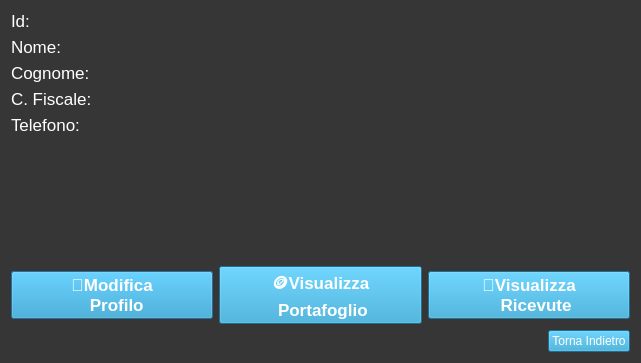
Qt form Viste/Cliente/GUI/profilo.ui (GiulianiM/Noleggio) before a commit.
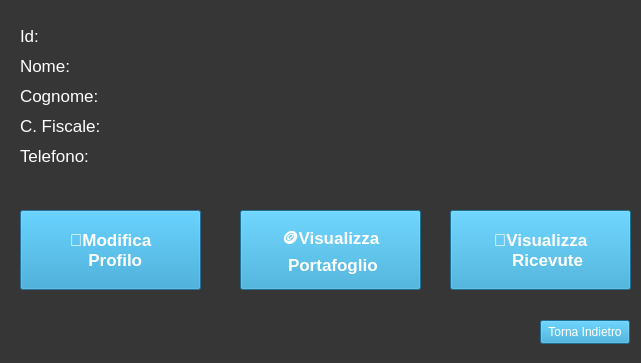
The same form after that commit. Icons and pictures are not drawn.

What changed in the file:
```diff
--- a/Viste/Cliente/GUI/profilo.ui
+++ b/Viste/Cliente/GUI/profilo.ui
@@ -21,295 +21,323 @@
   <property name="styleSheet">
    <string notr="true">background-color: rgb(54, 54, 54);</string>
   </property>
-  <layout class="QGridLayout" name="gridLayout">
-   <item row="0" column="0">
-    <layout class="QVBoxLayout" name="verticalLayout_5">
-     <item>
-      <layout class="QVBoxLayout" name="verticalLayout_3">
-       <item>
-        <layout class="QHBoxLayout" name="horizontalLayout">
-         <item>
-          <layout class="QVBoxLayout" name="verticalLayout">
-           <item>
-            <widget class="QLabel" name="id_label">
-             <property name="font">
-              <font>
-               <pointsize>13</pointsize>
-              </font>
-             </property>
-             <property name="styleSheet">
-              <string notr="true">font-size:14; color:white</string>
-             </property>
-             <property name="text">
-              <string>Id:</string>
-             </property>
-            </widget>
-           </item>
-           <item>
-            <widget class="QLabel" name="label_nome">
-             <property name="font">
-              <font>
-               <pointsize>13</pointsize>
-              </font>
-             </property>
-             <property name="styleSheet">
-              <string notr="true">font-size:14; color:white</string>
-             </property>
-             <property name="text">
-              <string>Nome:</string>
-             </property>
-            </widget>
-           </item>
-           <item>
-            <widget class="QLabel" name="label_cognome">
-             <property name="font">
-              <font>
-               <pointsize>13</pointsize>
-              </font>
-             </property>
-             <property name="styleSheet">
-              <string notr="true">font-size:14; color:white</string>
-             </property>
-             <property name="text">
-              <string>Cognome:</string>
-             </property>
-            </widget>
-           </item>
-           <item>
-            <widget class="QLabel" name="label_cf">
-             <property name="font">
-              <font>
-               <pointsize>13</pointsize>
-              </font>
-             </property>
-             <property name="styleSheet">
-              <string notr="true">font-size:14; color:white</string>
-             </property>
-             <property name="text">
-              <string>C. Fiscale:</string>
-             </property>
-            </widget>
-           </item>
-           <item>
-            <widget class="QLabel" name="label_telefono">
-             <property name="font">
-              <font>
-               <pointsize>13</pointsize>
-              </font>
-             </property>
-             <property name="styleSheet">
-              <string notr="true">font-size:14; color:white</string>
-             </property>
-             <property name="text">
-              <string>Telefono:</string>
-             </property>
-            </widget>
-           </item>
-          </layout>
-         </item>
-         <item>
-          <layout class="QVBoxLayout" name="verticalLayout_2">
-           <item>
-            <widget class="QLabel" name="id_label_to_edit">
-             <property name="font">
-              <font>
-               <pointsize>13</pointsize>
-              </font>
-             </property>
-             <property name="styleSheet">
-              <string notr="true">color: rgb(255, 255, 255);</string>
-             </property>
-             <property name="text">
-              <string/>
-             </property>
-             <property name="textInteractionFlags">
-              <set>Qt::LinksAccessibleByMouse|Qt::TextSelectableByMouse</set>
-             </property>
-            </widget>
-           </item>
-           <item>
-            <widget class="QLabel" name="nome_label_to_edit">
-             <property name="font">
-              <font>
-               <pointsize>13</pointsize>
-              </font>
-             </property>
-             <property name="styleSheet">
-              <string notr="true">color: rgb(255, 255, 255);</string>
-             </property>
-             <property name="text">
-              <string/>
-             </property>
-             <property name="textInteractionFlags">
-              <set>Qt::LinksAccessibleByMouse|Qt::TextSelectableByMouse</set>
-             </property>
-            </widget>
-           </item>
-           <item>
-            <widget class="QLabel" name="cognome_label_to_edit">
-             <property name="font">
-              <font>
-               <pointsize>13</pointsize>
-              </font>
-             </property>
-             <property name="styleSheet">
-              <string notr="true">color: rgb(255, 255, 255);</string>
-             </property>
-             <property name="text">
-              <string/>
-             </property>
-             <property name="textInteractionFlags">
-              <set>Qt::LinksAccessibleByMouse|Qt::TextSelectableByMouse</set>
-             </property>
-            </widget>
-           </item>
-           <item>
-            <widget class="QLabel" name="cf_label_to_edit">
-             <property name="font">
-              <font>
-               <pointsize>13</pointsize>
-              </font>
-             </property>
-             <property name="styleSheet">
-              <string notr="true">color: rgb(255, 255, 255);</string>
-             </property>
-             <property name="text">
-              <string/>
-             </property>
-             <property name="textInteractionFlags">
-              <set>Qt::LinksAccessibleByMouse|Qt::TextSelectableByMouse</set>
-             </property>
-            </widget>
-           </item>
-           <item>
-            <widget class="QLabel" name="telefono_label_to_edit">
-             <property name="font">
-              <font>
-               <pointsize>13</pointsize>
-              </font>
-             </property>
-             <property name="styleSheet">
-              <string notr="true">color: rgb(255, 255, 255);</string>
-             </property>
-             <property name="text">
-              <string/>
-             </property>
-             <property name="textInteractionFlags">
-              <set>Qt::LinksAccessibleByMouse|Qt::TextSelectableByMouse</set>
-             </property>
-            </widget>
-           </item>
-          </layout>
-         </item>
-        </layout>
-       </item>
-       <item>
-        <spacer name="verticalSpacer">
-         <property name="orientation">
-          <enum>Qt::Vertical</enum>
-         </property>
-         <property name="sizeHint" stdset="0">
-          <size>
-           <width>20</width>
-           <height>40</height>
-          </size>
-         </property>
-        </spacer>
-       </item>
-       <item>
-        <layout class="QHBoxLayout" name="horizontalLayout_2">
-         <item>
-          <widget class="QPushButton" name="bottone_modifica">
-           <property name="font">
-            <font>
-             <pointsize>13</pointsize>
-             <bold>true</bold>
-            </font>
-           </property>
-           <property name="acceptDrops">
-            <bool>false</bool>
-           </property>
-           <property name="styleSheet">
-            <string notr="true">font-size:20; color:white;background-color:rgb(38, 157, 206)
+  <widget class="QPushButton" name="bottone_modifica">
+   <property name="geometry">
+    <rect>
+     <x>20</x>
+     <y>210</y>
+     <width>181</width>
+     <height>80</height>
+    </rect>
+   </property>
+   <property name="font">
+    <font>
+     <pointsize>13</pointsize>
+     <bold>true</bold>
+    </font>
+   </property>
+   <property name="acceptDrops">
+    <bool>false</bool>
+   </property>
+   <property name="styleSheet">
+    <string notr="true">font-size:20; color:white;background-color:rgb(38, 157, 206)
 </string>
-           </property>
-           <property name="text">
-            <string>🔧Modifica
+   </property>
+   <property name="text">
+    <string>🔧Modifica
   Profilo</string>
-           </property>
-          </widget>
-         </item>
-         <item>
-          <widget class="QPushButton" name="bottone_visualizza_portafoglio">
-           <property name="font">
-            <font>
-             <pointsize>13</pointsize>
-             <bold>true</bold>
-            </font>
-           </property>
-           <property name="styleSheet">
-            <string notr="true">font-size:20; color:white;background-color:rgb(38, 157, 206)
+   </property>
+  </widget>
+  <widget class="QPushButton" name="bottone_visualizza_portafoglio">
+   <property name="geometry">
+    <rect>
+     <x>240</x>
+     <y>210</y>
+     <width>181</width>
+     <height>80</height>
+    </rect>
+   </property>
+   <property name="font">
+    <font>
+     <pointsize>13</pointsize>
+     <bold>true</bold>
+    </font>
+   </property>
+   <property name="styleSheet">
+    <string notr="true">font-size:20; color:white;background-color:rgb(38, 157, 206)
 </string>
-           </property>
-           <property name="text">
-            <string>🪙Visualizza
+   </property>
+   <property name="text">
+    <string>🪙Visualizza
  Portafoglio</string>
-           </property>
-          </widget>
-         </item>
-         <item>
-          <widget class="QPushButton" name="bottone_visualizza_ricevute">
-           <property name="font">
-            <font>
-             <pointsize>13</pointsize>
-             <bold>true</bold>
-            </font>
-           </property>
-           <property name="styleSheet">
-            <string notr="true">font-size:20; color:white;background-color:rgb(38, 157, 206)
+   </property>
+  </widget>
+  <widget class="QPushButton" name="bottone_visualizza_ricevute">
+   <property name="geometry">
+    <rect>
+     <x>450</x>
+     <y>210</y>
+     <width>181</width>
+     <height>80</height>
+    </rect>
+   </property>
+   <property name="font">
+    <font>
+     <pointsize>13</pointsize>
+     <bold>true</bold>
+    </font>
+   </property>
+   <property name="styleSheet">
+    <string notr="true">font-size:20; color:white;background-color:rgb(38, 157, 206)
 </string>
-           </property>
-           <property name="text">
-            <string>🧾Visualizza
+   </property>
+   <property name="text">
+    <string>🧾Visualizza
    Ricevute</string>
-           </property>
-          </widget>
-         </item>
-        </layout>
-       </item>
-      </layout>
-     </item>
-     <item>
-      <layout class="QHBoxLayout" name="horizontalLayout_3">
-       <item>
-        <spacer name="horizontalSpacer">
-         <property name="orientation">
-          <enum>Qt::Horizontal</enum>
-         </property>
-         <property name="sizeHint" stdset="0">
-          <size>
-           <width>40</width>
-           <height>20</height>
-          </size>
-         </property>
-        </spacer>
-       </item>
-       <item>
-        <widget class="QPushButton" name="back_button">
-         <property name="styleSheet">
-          <string notr="true">font-size:20; color:white;background-color:rgb(38, 157, 206)
+   </property>
+  </widget>
+  <widget class="QPushButton" name="back_button">
+   <property name="geometry">
+    <rect>
+     <x>540</x>
+     <y>320</y>
+     <width>90</width>
+     <height>24</height>
+    </rect>
+   </property>
+   <property name="styleSheet">
+    <string notr="true">font-size:20; color:white;background-color:rgb(38, 157, 206)
 </string>
-         </property>
-         <property name="text">
-          <string>Torna Indietro</string>
-         </property>
-        </widget>
-       </item>
-      </layout>
-     </item>
-    </layout>
-   </item>
-  </layout>
+   </property>
+   <property name="text">
+    <string>Torna Indietro</string>
+   </property>
+  </widget>
+  <widget class="QLabel" name="telefono_label_to_edit">
+   <property name="geometry">
+    <rect>
+     <x>150</x>
+     <y>140</y>
+     <width>300</width>
+     <height>31</height>
+    </rect>
+   </property>
+   <property name="font">
+    <font>
+     <pointsize>13</pointsize>
+    </font>
+   </property>
+   <property name="styleSheet">
+    <string notr="true">color: rgb(255, 255, 255);</string>
+   </property>
+   <property name="text">
+    <string/>
+   </property>
+   <property name="textInteractionFlags">
+    <set>Qt::LinksAccessibleByMouse|Qt::TextSelectableByMouse</set>
+   </property>
+  </widget>
+  <widget class="QLabel" name="id_label">
+   <property name="geometry">
+    <rect>
+     <x>20</x>
+     <y>20</y>
+     <width>41</width>
+     <height>31</height>
+    </rect>
+   </property>
+   <property name="font">
+    <font>
+     <pointsize>13</pointsize>
+    </font>
+   </property>
+   <property name="styleSheet">
+    <string notr="true">font-size:14; color:white</string>
+   </property>
+   <property name="text">
+    <string>Id:</string>
+   </property>
+  </widget>
+  <widget class="QLabel" name="cf_label_to_edit">
+   <property name="geometry">
+    <rect>
+     <x>150</x>
+     <y>110</y>
+     <width>300</width>
+     <height>31</height>
+    </rect>
+   </property>
+   <property name="font">
+    <font>
+     <pointsize>13</pointsize>
+    </font>
+   </property>
+   <property name="styleSheet">
+    <string notr="true">color: rgb(255, 255, 255);</string>
+   </property>
+   <property name="text">
+    <string/>
+   </property>
+   <property name="textInteractionFlags">
+    <set>Qt::LinksAccessibleByMouse|Qt::TextSelectableByMouse</set>
+   </property>
+  </widget>
+  <widget class="QLabel" name="cognome_label_to_edit">
+   <property name="geometry">
+    <rect>
+     <x>150</x>
+     <y>80</y>
+     <width>300</width>
+     <height>31</height>
+    </rect>
+   </property>
+   <property name="font">
+    <font>
+     <pointsize>13</pointsize>
+    </font>
+   </property>
+   <property name="styleSheet">
+    <string notr="true">color: rgb(255, 255, 255);</string>
+   </property>
+   <property name="text">
+    <string/>
+   </property>
+   <property name="textInteractionFlags">
+    <set>Qt::LinksAccessibleByMouse|Qt::TextSelectableByMouse</set>
+   </property>
+  </widget>
+  <widget class="QLabel" name="label_cognome">
+   <property name="geometry">
+    <rect>
+     <x>20</x>
+     <y>80</y>
+     <width>101</width>
+     <height>31</height>
+    </rect>
+   </property>
+   <property name="font">
+    <font>
+     <pointsize>13</pointsize>
+    </font>
+   </property>
+   <property name="styleSheet">
+    <string notr="true">font-size:14; color:white</string>
+   </property>
+   <property name="text">
+    <string>Cognome:</string>
+   </property>
+  </widget>
+  <widget class="QLabel" name="label_telefono">
+   <property name="geometry">
+    <rect>
+     <x>20</x>
+     <y>140</y>
+     <width>101</width>
+     <height>31</height>
+    </rect>
+   </property>
+   <property name="font">
+    <font>
+     <pointsize>13</pointsize>
+    </font>
+   </property>
+   <property name="styleSheet">
+    <string notr="true">font-size:14; color:white</string>
+   </property>
+   <property name="text">
+    <string>Telefono:</string>
+   </property>
+  </widget>
+  <widget class="QLabel" name="nome_label_to_edit">
+   <property name="geometry">
+    <rect>
+     <x>150</x>
+     <y>50</y>
+     <width>300</width>
+     <height>31</height>
+    </rect>
+   </property>
+   <property name="font">
+    <font>
+     <pointsize>13</pointsize>
+    </font>
+   </property>
+   <property name="styleSheet">
+    <string notr="true">color: rgb(255, 255, 255);</string>
+   </property>
+   <property name="text">
+    <string/>
+   </property>
+   <property name="textInteractionFlags">
+    <set>Qt::LinksAccessibleByMouse|Qt::TextSelectableByMouse</set>
+   </property>
+  </widget>
+  <widget class="QLabel" name="id_label_to_edit">
+   <property name="geometry">
+    <rect>
+     <x>150</x>
+     <y>20</y>
+     <width>300</width>
+     <height>31</height>
+    </rect>
+   </property>
+   <property name="font">
+    <font>
+     <pointsize>13</pointsize>
+    </font>
+   </property>
+   <property name="styleSheet">
+    <string notr="true">color: rgb(255, 255, 255);</string>
+   </property>
+   <property name="text">
+    <string/>
+   </property>
+   <property name="textInteractionFlags">
+    <set>Qt::LinksAccessibleByMouse|Qt::TextSelectableByMouse</set>
+   </property>
+  </widget>
+  <widget class="QLabel" name="label_cf">
+   <property name="geometry">
+    <rect>
+     <x>20</x>
+     <y>110</y>
+     <width>101</width>
+     <height>31</height>
+    </rect>
+   </property>
+   <property name="font">
+    <font>
+     <pointsize>13</pointsize>
+    </font>
+   </property>
+   <property name="styleSheet">
+    <string notr="true">font-size:14; color:white</string>
+   </property>
+   <property name="text">
+    <string>C. Fiscale:</string>
+   </property>
+  </widget>
+  <widget class="QLabel" name="label_nome">
+   <property name="geometry">
+    <rect>
+     <x>20</x>
+     <y>50</y>
+     <width>71</width>
+     <height>31</height>
+    </rect>
+   </property>
+   <property name="font">
+    <font>
+     <pointsize>13</pointsize>
+    </font>
+   </property>
+   <property name="styleSheet">
+    <string notr="true">font-size:14; color:white</string>
+   </property>
+   <property name="text">
+    <string>Nome:</string>
+   </property>
+  </widget>
  </widget>
  <resources/>
  <connections/>
```
